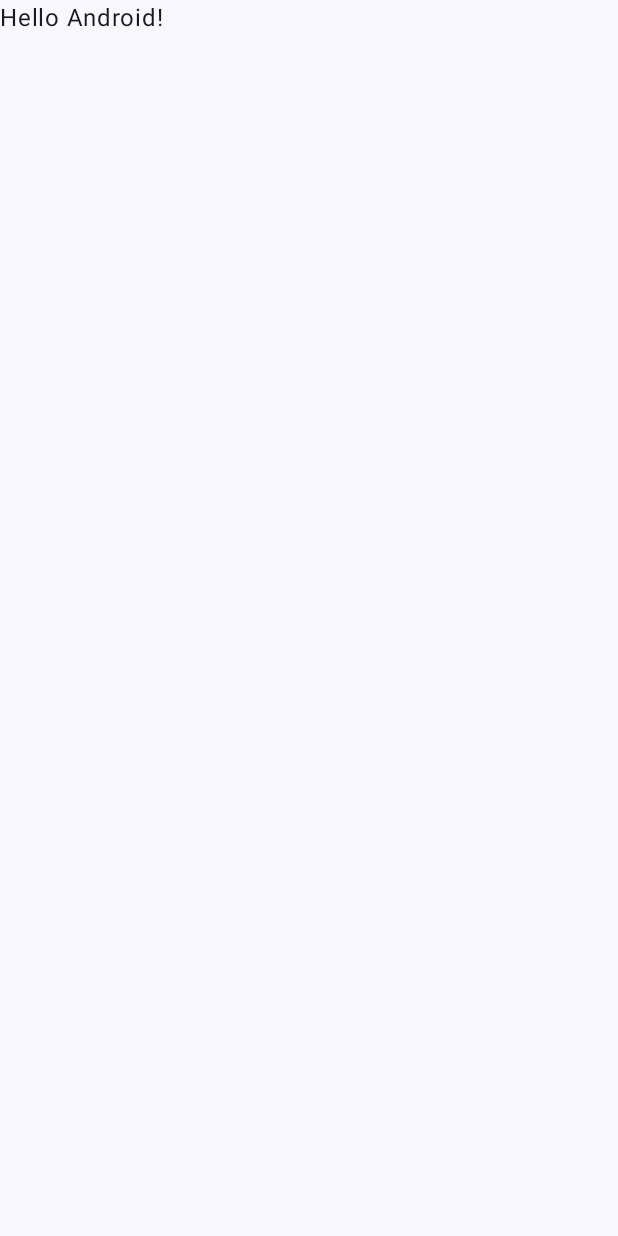
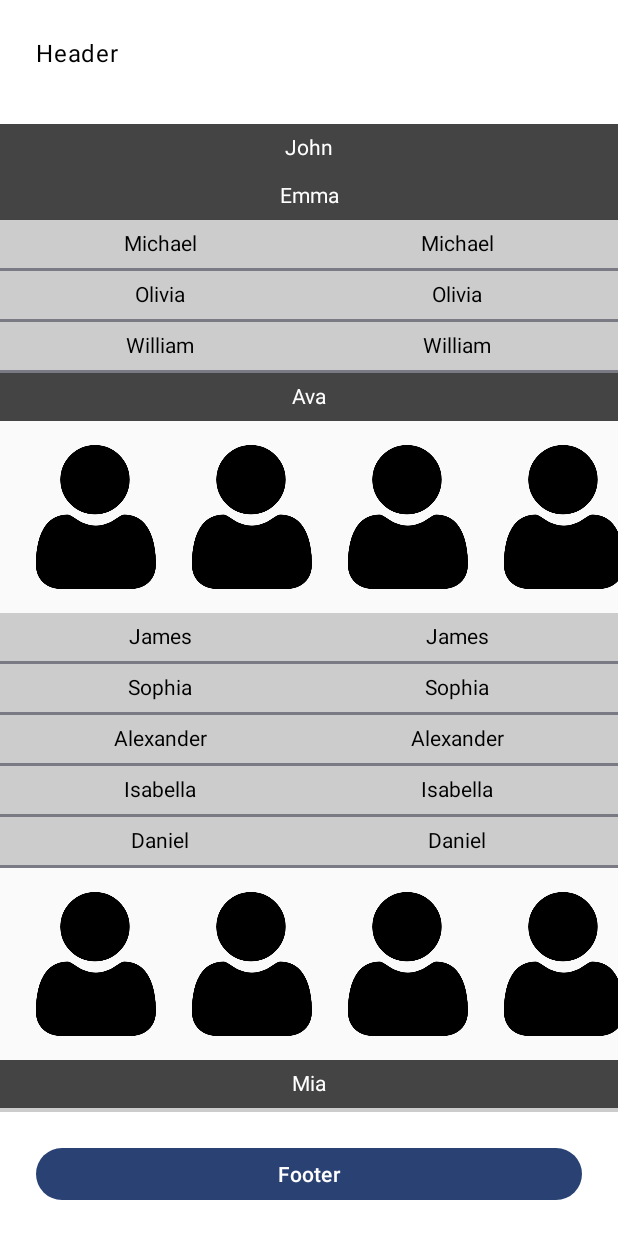
Before and after one commit to MinaFayezN/BM-Internship, an Android app built with Jetpack Compose: the screen it shows after launch (MainActivity), on a phone screen of 412 x 824 dp. Before the commit the screen is almost empty. Run offline under Robolectric (Android 15) with nearby library versions, the phone set to English and light mode, and no system bars.

```diff
--- a/app/build.gradle
+++ b/app/build.gradle
@@ -57,6 +57,7 @@ dependencies {
     implementation 'androidx.compose.ui:ui-graphics'
     implementation 'androidx.compose.ui:ui-tooling-preview'
     implementation 'androidx.compose.material3:material3'
+    implementation "androidx.constraintlayout:constraintlayout-compose:1.0.1"
     testImplementation 'junit:junit:4.13.2'
     androidTestImplementation 'androidx.test.ext:junit:1.1.5'
     androidTestImplementation 'androidx.test.espresso:espresso-core:3.5.1'
--- a/app/src/main/java/dev/mina/internship/MainActivity.kt
+++ b/app/src/main/java/dev/mina/internship/MainActivity.kt
@@ -10,6 +10,8 @@ import androidx.compose.material3.Text
 import androidx.compose.runtime.Composable
 import androidx.compose.ui.Modifier
 import androidx.compose.ui.tooling.preview.Preview
+import dev.mina.internship.ui.screens.ColumnDemo
+import dev.mina.internship.ui.screens.ConstraintLayoutDemo
 import dev.mina.internship.ui.theme.BMInternshipTheme
 
 class MainActivity : ComponentActivity() {
@@ -17,30 +19,8 @@ class MainActivity : ComponentActivity() {
         super.onCreate(savedInstanceState)
         setContent {
             BMInternshipTheme {
-                // A surface container using the 'background' color from the theme
-                Surface(
-                    modifier = Modifier.fillMaxSize(),
-                    color = MaterialTheme.colorScheme.background
-                ) {
-                    Greeting("Android")
-                }
+                ColumnDemo()
             }
         }
     }
 }
-
-@Composable
-fun Greeting(name: String, modifier: Modifier = Modifier) {
-    Text(
-        text = "Hello $name!",
-        modifier = modifier
-    )
-}
-
-@Preview(showBackground = true)
-@Composable
-fun GreetingPreview() {
-    BMInternshipTheme {
-        Greeting("Android")
-    }
-}
--- /dev/null
+++ b/app/src/main/java/dev/mina/internship/ui/screens/ColumnDemo.kt
@@ -0,0 +1,251 @@
+package dev.mina.internship.ui.screens
+
+import androidx.compose.foundation.Image
+import androidx.compose.foundation.background
+import androidx.compose.foundation.layout.Box
+import androidx.compose.foundation.layout.Column
+import androidx.compose.foundation.layout.PaddingValues
+import androidx.compose.foundation.layout.Row
+import androidx.compose.foundation.layout.fillMaxHeight
+import androidx.compose.foundation.layout.fillMaxSize
+import androidx.compose.foundation.layout.fillMaxWidth
+import androidx.compose.foundation.layout.height
+import androidx.compose.foundation.layout.padding
+import androidx.compose.foundation.layout.size
+import androidx.compose.foundation.lazy.LazyColumn
+import androidx.compose.foundation.lazy.LazyRow
+import androidx.compose.foundation.lazy.itemsIndexed
+import androidx.compose.material3.Button
+import androidx.compose.material3.Divider
+import androidx.compose.material3.Text
+import androidx.compose.runtime.Composable
+import androidx.compose.ui.Alignment
+import androidx.compose.ui.Modifier
+import androidx.compose.ui.graphics.Color
+import androidx.compose.ui.res.painterResource
+import androidx.compose.ui.text.TextStyle
+import androidx.compose.ui.text.style.TextAlign
+import androidx.compose.ui.unit.dp
+import dev.mina.internship.R
+
+@Composable
+fun ColumnDemo() {
+
+//    val state = rememberScrollState()
+//
+//    Column(modifier = Modifier.verticalScroll(state)) {
+//        repeat(30) {
+//            Text(text = "Text In Column")
+//        }
+//    }
+
+    val names = getDummyNames()
+    LazyTaskBox(names)
+}
+
+@Composable
+private fun LazyColumnDemo(names: List<String>) {
+    LazyColumn {
+
+//        repeat(3) {
+//            item {
+//                Text(text = "Lazy Column")
+//            }
+//        }
+//        for (name in names) {
+//            item {
+//                Text(text = name)
+//            }
+//        }
+//        items(names.size) { index ->
+//            Text(text = "items: ${names[index]}")
+//        }
+        itemsIndexed(names) { index, item ->
+
+
+            if (index.rem(2) == 0)
+                Text(
+                    modifier = Modifier
+                        .background(Color.DarkGray)
+                        .padding(8.dp),
+                    text = "itemsIndexed: $item with index: $index",
+                    style = TextStyle(color = Color.Cyan)
+                )
+            else
+                Text(
+                    modifier = Modifier
+                        .background(Color.LightGray)
+                        .padding(8.dp),
+                    text = "itemsIndexed: $item with index: $index",
+                    style = TextStyle(color = Color.Black)
+                )
+            Divider(modifier = Modifier.height(2.dp))
+        }
+
+    }
+}
+
+@Composable
+private fun LazyTask(names: List<String>) {
+    Column(modifier = Modifier.fillMaxHeight()) {
+        Text(
+            text = "Header", modifier = Modifier
+                .fillMaxWidth()
+                .background(Color.White)
+                .padding(24.dp)
+        )
+        LazyColumn(Modifier.weight(1F)) {
+            itemsIndexed(names) { index, item ->
+
+                if (item.length <= 4) {
+                    Text(
+                        modifier = Modifier
+                            .fillMaxWidth()
+                            .background(Color.DarkGray)
+                            .padding(8.dp),
+                        text = item,
+                        style = TextStyle(color = Color.White),
+                        textAlign = TextAlign.Center
+                    )
+                } else {
+                    Row(
+                        modifier = Modifier
+                            .fillMaxWidth()
+                            .background(Color.LightGray)
+                            .padding(8.dp)
+                    ) {
+                        repeat(2) {
+                            Text(
+                                modifier = Modifier.weight(1F),
+                                text = item,
+                                style = TextStyle(color = Color.Black),
+                                textAlign = TextAlign.Center
+                            )
+                        }
+                    }
+                    Divider(modifier = Modifier.height(2.dp))
+                }
+                if (index != 0 && index % 5 == 0) { /* index % 5 == 0 */
+                    LazyRow(
+                        modifier = Modifier.fillMaxWidth(),
+                        contentPadding = PaddingValues(12.dp)
+                    ) {
+                        items(10) {
+                            Image(
+                                modifier = Modifier
+                                    .padding(4.dp)
+                                    .size(96.dp),
+                                painter = painterResource(id = R.drawable.user),
+                                contentDescription = ""
+                            )
+                        }
+                    }
+                }
+            }
+        }
+
+        Button(
+            onClick = { /*TODO*/ }, modifier = Modifier
+                .fillMaxWidth()
+                .background(Color.White)
+                .padding(24.dp)
+        ) {
+            Text(
+                text = "Footer",
+            )
+        }
+
+    }
+}
+@Composable
+private fun LazyTaskBox(names: List<String>) {
+    Box(modifier = Modifier.fillMaxSize()) {
+        LazyColumn(modifier = Modifier
+            .fillMaxWidth()
+            .fillMaxHeight(0.8f)
+            .align(Alignment.Center)) {
+            itemsIndexed(names) { index, item ->
+
+                if (item.length <= 4) {
+                    Text(
+                        modifier = Modifier
+                            .fillMaxWidth()
+                            .background(Color.DarkGray)
+                            .padding(8.dp),
+                        text = item,
+                        style = TextStyle(color = Color.White),
+                        textAlign = TextAlign.Center
+                    )
+                } else {
+                    Row(
+                        modifier = Modifier
+                            .fillMaxWidth()
+                            .background(Color.LightGray)
+                            .padding(8.dp)
+                    ) {
+                        repeat(2) {
+                            Text(
+                                modifier = Modifier.weight(1F),
+                                text = item,
+                                style = TextStyle(color = Color.Black),
+                                textAlign = TextAlign.Center
+                            )
+                        }
+                    }
+                    Divider(modifier = Modifier.height(2.dp))
+                }
+                if (index != 0 && index % 5 == 0) { /* index % 5 == 0 */
+                    LazyRow(
+                        modifier = Modifier.fillMaxWidth(),
+                        contentPadding = PaddingValues(12.dp)
+                    ) {
+                        items(10) {
+                            Image(
+                                modifier = Modifier
+                                    .padding(4.dp)
+                                    .size(96.dp),
+                                painter = painterResource(id = R.drawable.user),
+                                contentDescription = ""
+                            )
+                        }
+                    }
+                }
+            }
+        }
+        Text(
+            text = "Header", modifier = Modifier
+                .fillMaxWidth()
+                .fillMaxHeight(0.1f)
+                .background(Color.White)
+                .padding(24.dp)
+                .align(Alignment.TopCenter)
+        )
+
+        Button(
+            onClick = { /*TODO*/ }, modifier = Modifier
+                .fillMaxWidth()
+                .fillMaxHeight(0.1f)
+                .background(Color.White)
+                .padding(24.dp)
+                .align(Alignment.BottomCenter)
+        ) {
+            Text(
+                text = "Footer",
+            )
+        }
+
+    }
+}
+
+private fun getDummyNames() = listOf(
+    "John", "Emma", "Michael", "Olivia", "William",
+    "Ava", "James", "Sophia", "Alexander", "Isabella",
+    "Daniel", "Mia", "David", "Emily", "Joseph",
+    "Charlotte", "Matthew", "Abigail", "Ethan", "Harper",
+    "Christopher", "Amelia", "Andrew", "Evelyn", "Benjamin",
+    "Elizabeth", "Joshua", "Sofia", "Jackson", "Avery",
+    "Sebastian", "Ella", "Logan", "Grace", "Samuel",
+    "Scarlett", "Ryan", "Chloe", "Henry", "Lily",
+    "Nathan", "Eleanor", "Dylan", "Hannah", "Jacob",
+    "Aria", "Lucas", "Layla", "Carter", "Victoria"
+)
```
Also changed, not shown: app/src/main/java/dev/mina/internship/ui/screens/ConstraintLayoutDemo.kt (added, +48 -0 lines), app/src/main/res/drawable/user.png (added).
